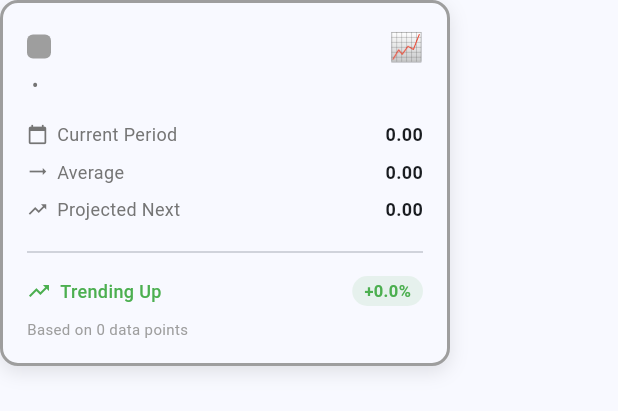
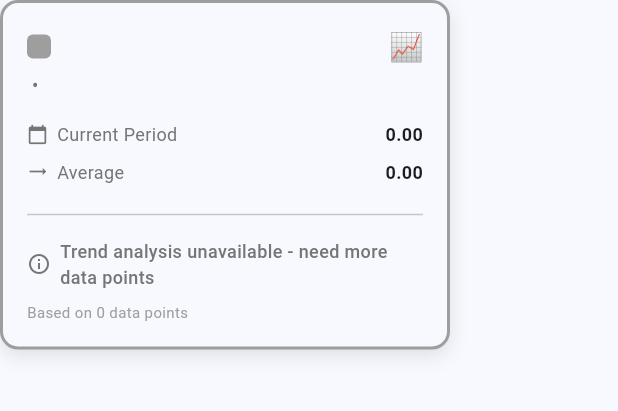
Before and after one commit to EHCOR/budget, a Flutter app: the CategoryInfoPopup widget shown alone on an empty page, opened directly with empty values, on a phone screen of 412 x 824 dp. Shown: the top 411 px of the screen. Run offline on Flutter 3.47's test engine with Material 3 defaults, Android fonts, the phone set to English and light mode, and no system bars; our stand-ins replace csv, file_picker, fl_chart, shared_preferences; accounts and stored records are empty.

Commit message:
Fixed minimum trend analyses check

```diff
--- a/lib/utils/statistics_service.dart
+++ b/lib/utils/statistics_service.dart
@@ -97,6 +97,7 @@ class StatisticsService {
       volatility: volatility,
       dataPoints: values.length,
       timeframePeriod: '${months.length} months',
+      hasSufficientData: values.length >= 2, // Need at least 2 data points for meaningful trends
     );
   }
 
@@ -157,6 +158,7 @@ class CategoryStatistics {
   final double volatility;
   final int dataPoints;
   final String timeframePeriod;
+  final bool hasSufficientData;
 
   CategoryStatistics({
     required this.categoryName,
@@ -168,6 +170,7 @@ class CategoryStatistics {
     required this.volatility,
     required this.dataPoints,
     required this.timeframePeriod,
+    required this.hasSufficientData,
   });
 
   String get trendIcon {
--- a/lib/widgets/trends/category_info_popup.dart
+++ b/lib/widgets/trends/category_info_popup.dart
@@ -194,7 +194,8 @@ class CategoryInfoPopup extends StatelessWidget {
             Icons.trending_flat,
           ),
 
-          // Projected
+          // Projected (only show if sufficient data)
+          if (statistics.hasSufficientData)
             _buildStatItem(
               'Projected Next',
               NumberFormat.currency(symbol: currencySymbol).format(statistics.projected),
@@ -205,7 +206,8 @@ class CategoryInfoPopup extends StatelessWidget {
           const Divider(),
           const SizedBox(height: 8),
 
-          // Trend Analysis
+          // Trend Analysis or Insufficient Data Message
+          if (statistics.hasSufficientData)
             Row(
               children: [
                 Icon(
@@ -235,6 +237,27 @@ class CategoryInfoPopup extends StatelessWidget {
                       fontSize: 11,
                       fontWeight: FontWeight.bold,
                       color: _getChangeColor(statistics.percentageChange),
+                    ),
+                  ),
+                ),
+              ],
+            )
+          else
+            Row(
+              children: [
+                Icon(
+                  Icons.info_outline,
+                  size: 16,
+                  color: Colors.grey.shade600,
+                ),
+                const SizedBox(width: 6),
+                Expanded(
+                  child: Text(
+                    'Trend analysis unavailable - need more data points',
+                    style: TextStyle(
+                      fontSize: 12,
+                      fontWeight: FontWeight.w500,
+                      color: Colors.grey.shade600,
                     ),
                   ),
                 ),
```
Lines whose indentation alone changed are shown as unchanged.
